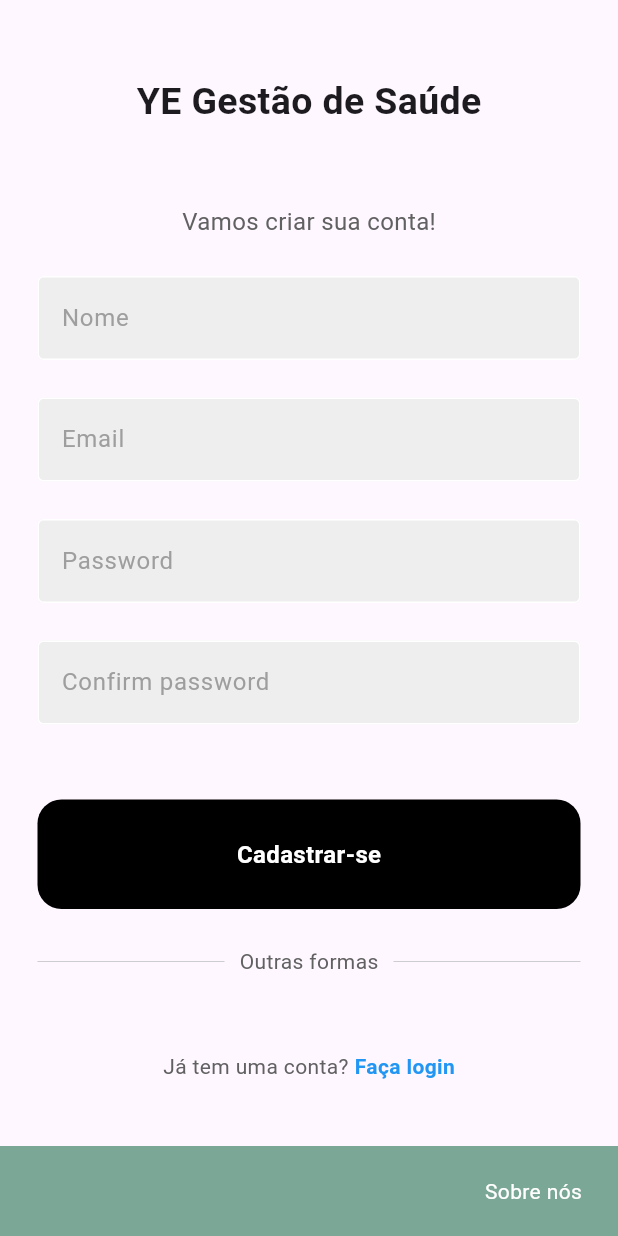
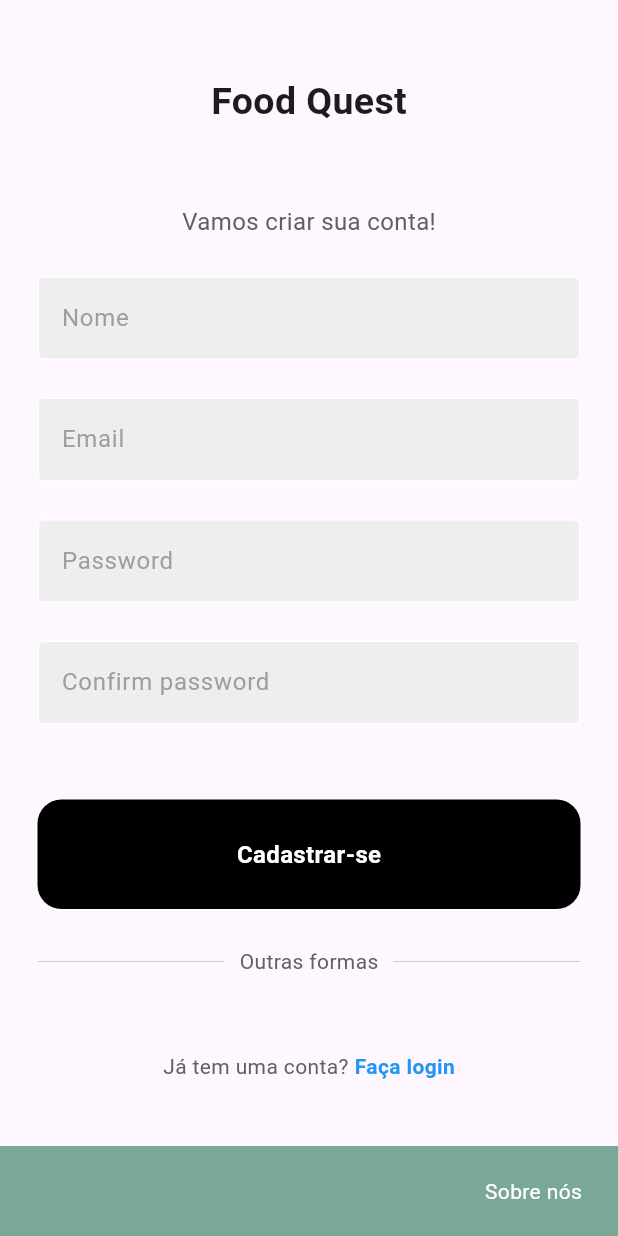
Before and after one commit to BrunnoS1/pi-food-quest, a Flutter app: the screen it shows after launch, after a tap on "Cadastre-se agora", on a phone screen of 412 x 824 dp. Run offline on Flutter 3.47's test engine with Material 3 defaults, Android fonts, the phone set to English and light mode, and no system bars; our stand-ins replace cloud_firestore, firebase_auth, firebase_core; accounts and stored records are empty; network calls fail.

Commit message:
alteração sobre nos e nome do app na pagina de cadastro

```diff
--- a/lib/pages/cadastro/register_page.dart
+++ b/lib/pages/cadastro/register_page.dart
@@ -84,7 +84,7 @@ class _RegisterPageState extends State<RegisterPage> {
                 const SizedBox(height: 50),
 
                 // texto placeholder, mudar pra um logo depois
-                const Text("YE Gestão de Saúde",
+                const Text("Food Quest",
                     style:
                         TextStyle(fontSize: 25, fontWeight: FontWeight.bold)),
 
```
Also changed, not shown: lib/components/bottom_appbar_widget.dart (+4 -3 lines).
